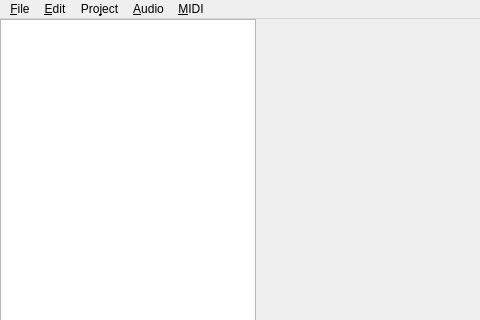
Above: Editor/MainWindow.ui from AxioDL/amuse before the change; both pictures show x 0 to 480 and y 0 to 320 of the 1360 by 768 pixel window. Below: the same form after it.
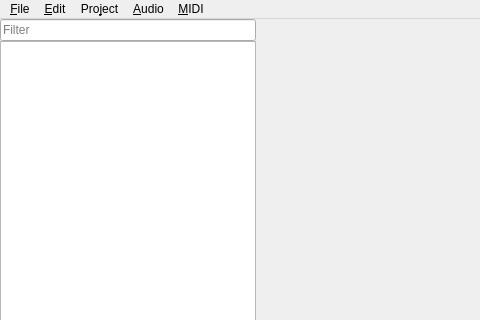
That is the form after the change. Icons and pictures are not drawn. Custom widgets are drawn as their Qt base class.

```diff
--- a/Editor/MainWindow.ui
+++ b/Editor/MainWindow.ui
@@ -47,11 +47,36 @@
       <property name="orientation">
        <enum>Qt::Horizontal</enum>
       </property>
+      <widget class="QWidget" name="projectOutlineContainer">
+       <layout class="QVBoxLayout" name="outlineLayout">
+        <property name="spacing">
+         <number>0</number>
+        </property>
+        <item>
+         <widget class="QLineEdit" name="projectOutlineFilter">
+          <property name="sizePolicy">
+           <sizepolicy hsizetype="Preferred" vsizetype="Preferred">
+            <horstretch>0</horstretch>
+            <verstretch>0</verstretch>
+           </sizepolicy>
+          </property>
+          <property name="minimumSize">
+           <size>
+            <width>200</width>
+            <height>0</height>
+           </size>
+          </property>
+          <property name="placeholderText">
+           <string>Filter</string>
+          </property>
+         </widget>
+        </item>
+        <item>
       <widget class="QTreeView" name="projectOutline">
        <property name="sizePolicy">
         <sizepolicy hsizetype="Preferred" vsizetype="Preferred">
          <horstretch>0</horstretch>
-         <verstretch>3</verstretch>
+            <verstretch>1</verstretch>
         </sizepolicy>
        </property>
        <property name="minimumSize">
@@ -66,6 +91,9 @@
        <attribute name="headerVisible">
         <bool>false</bool>
        </attribute>
+         </widget>
+        </item>
+       </layout>
       </widget>
       <widget class="QSplitter" name="rightSplitter">
        <property name="sizePolicy">
```
Lines whose indentation alone changed are shown as unchanged.
